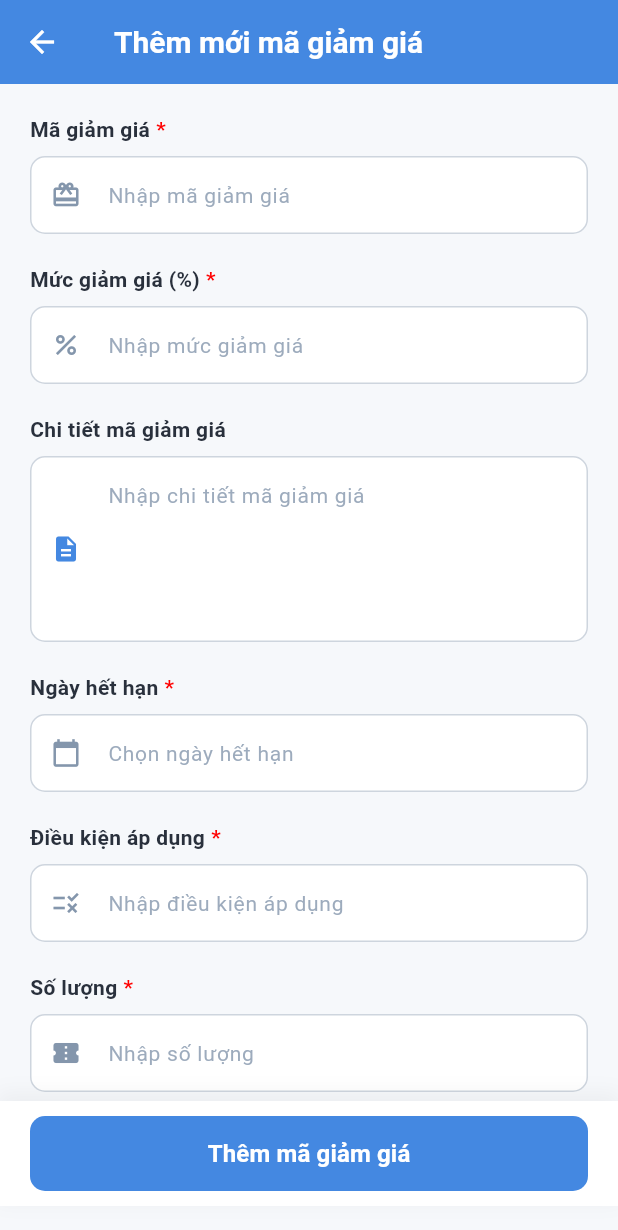
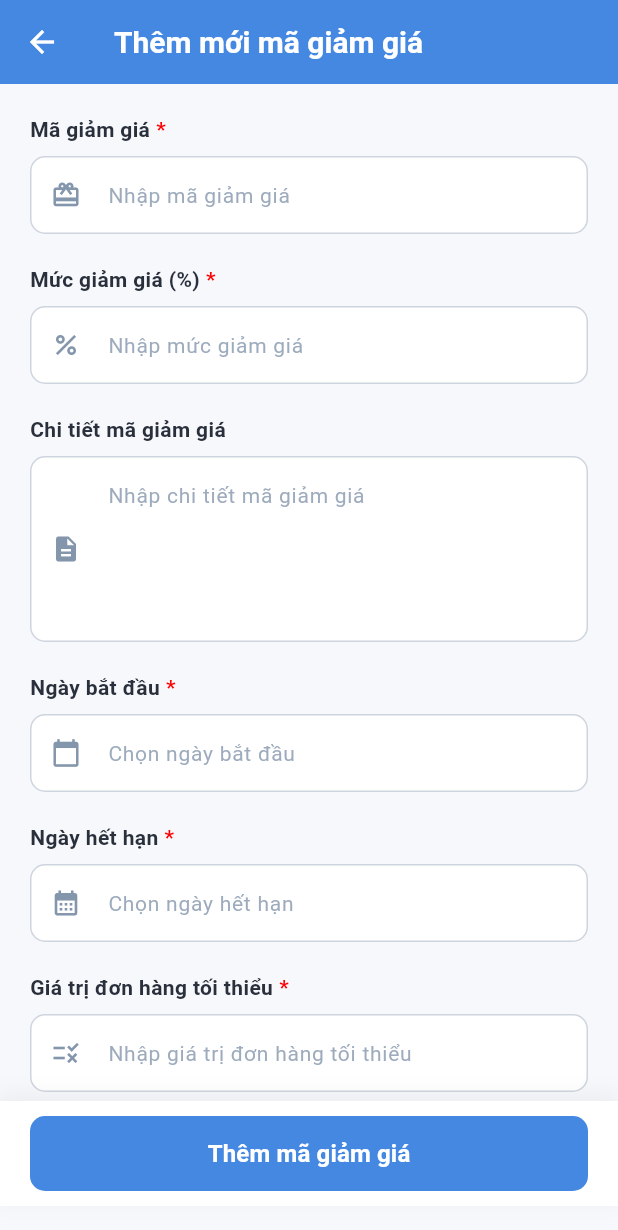
Before and after one commit to PhamVanDong2407/utshop_Admin, a Flutter app: the CreateVoucher screen opened by its route, on a phone screen of 412 x 824 dp. Shown: the top 1230 px of the screen. Run offline on Flutter 3.47's test engine with Material 3 defaults, Android fonts, the phone set to English and light mode, and no system bars; our stand-ins replace file_picker, fl_chart, flutter_dotenv, flutter_screenutil, flutter_svg, flutter_zoom_drawer and 3 more; accounts and stored records are empty; network calls fail; statements that could not run were skipped.

Commit message:
update module thêm mới vouchers

```diff
--- a/lib/View/Home/Menu/VoucherManagement/CreateVoucher/create_voucher.dart
+++ b/lib/View/Home/Menu/VoucherManagement/CreateVoucher/create_voucher.dart
@@ -36,16 +36,16 @@ class CreateVoucher extends StatelessWidget {
               _labelForm(label: "Mã giảm giá", isRequired: true),
               const SizedBox(height: 8),
               TextFormField(
+                controller: controller.codeController,
                 decoration: _customInputDecoration(
                   hintText: "Nhập mã giảm giá",
                   prefixIcon: Icons.card_giftcard,
                 ),
-                validator: (value) {
-                  if (value == null || value.isEmpty) {
-                    return 'Vui lòng nhập mã giảm giá';
-                  }
-                  return null;
-                },
+                validator:
+                    (value) =>
+                        value == null || value.isEmpty
+                            ? 'Vui lòng nhập mã giảm giá'
+                            : null,
               ),
 
               const SizedBox(height: 20),
@@ -53,6 +53,7 @@ class CreateVoucher extends StatelessWidget {
               _labelForm(label: "Mức giảm giá (%)", isRequired: true),
               const SizedBox(height: 8),
               TextFormField(
+                controller: controller.discountController,
                 keyboardType: TextInputType.number,
                 decoration: _customInputDecoration(
                   hintText: "Nhập mức giảm giá",
@@ -75,12 +76,42 @@ class CreateVoucher extends StatelessWidget {
               _labelForm(label: "Chi tiết mã giảm giá"),
               const SizedBox(height: 8),
               TextFormField(
+                controller: controller.descriptionController,
                 maxLines: 4,
                 decoration: _customInputDecoration(
                   hintText: "Nhập chi tiết mã giảm giá",
                   prefixIcon: Icons.description,
-                  iconColor: AppColor.primary,
                 ),
+              ),
+
+              const SizedBox(height: 20),
+
+              _labelForm(label: "Ngày bắt đầu", isRequired: true),
+              const SizedBox(height: 8),
+              TextFormField(
+                controller: controller.startDateController,
+                readOnly: true,
+                decoration: _customInputDecoration(
+                  hintText: "Chọn ngày bắt đầu",
+                  prefixIcon: Icons.calendar_today,
+                ),
+                onTap: () async {
+                  DateTime? pickedDate = await showDatePicker(
+                    context: context,
+                    initialDate: DateTime.now(),
+                    firstDate: DateTime(2020),
+                    lastDate: DateTime(2100),
+                  );
+                  if (pickedDate != null) {
+                    controller.startDateController.text =
+                        pickedDate.toString().split(' ')[0];
+                  }
+                },
+                validator:
+                    (value) =>
+                        value == null || value.isEmpty
+                            ? 'Vui lòng chọn ngày bắt đầu'
+                            : null,
               ),
 
               const SizedBox(height: 20),
@@ -88,10 +119,11 @@ class CreateVoucher extends StatelessWidget {
               _labelForm(label: "Ngày hết hạn", isRequired: true),
               const SizedBox(height: 8),
               TextFormField(
+                controller: controller.endDateController,
                 readOnly: true,
                 decoration: _customInputDecoration(
                   hintText: "Chọn ngày hết hạn",
-                  prefixIcon: Icons.calendar_today,
+                  prefixIcon: Icons.calendar_month,
                 ),
                 onTap: () async {
                   DateTime? pickedDate = await showDatePicker(
@@ -101,65 +133,58 @@ class CreateVoucher extends StatelessWidget {
                     lastDate: DateTime(2100),
                   );
                   if (pickedDate != null) {
-                    // Xử lý ngày được chọn
+                    controller.endDateController.text =
+                        pickedDate.toString().split(' ')[0];
                   }
                 },
-                validator: (value) {
-                  if (value == null || value.isEmpty) {
-                    return 'Vui lòng chọn ngày hết hạn';
-                  }
-                  return null;
-                },
+                validator:
+                    (value) =>
+                        value == null || value.isEmpty
+                            ? 'Vui lòng chọn ngày hết hạn'
+                            : null,
               ),
 
               const SizedBox(height: 20),
 
-              _labelForm(label: "Điều kiện áp dụng", isRequired: true),
+              _labelForm(label: "Giá trị đơn hàng tối thiểu", isRequired: true),
               const SizedBox(height: 8),
               TextFormField(
+                controller: controller.minOrderValueController,
                 keyboardType: TextInputType.number,
                 decoration: _customInputDecoration(
-                  hintText: "Nhập điều kiện áp dụng",
+                  hintText: "Nhập giá trị đơn hàng tối thiểu",
                   prefixIcon: Icons.rule,
                 ),
-                validator: (value) {
-                  if (value == null || value.isEmpty) {
-                    return 'Vui lòng nhập điều kiện áp dụng';
-                  }
-                  final number = num.tryParse(value);
-                  if (number == null || number < 0) {
-                    return 'Vui lòng nhập điều kiện áp dụng hợp lệ';
-                  }
-                  return null;
-                },
+                validator:
+                    (value) =>
+                        value == null || value.isEmpty
+                            ? 'Vui lòng nhập giá trị tối thiểu'
+                            : null,
               ),
 
               const SizedBox(height: 20),
 
-              _labelForm(label: "Số lượng", isRequired: true),
+              _labelForm(label: "Số lượng sử dụng", isRequired: true),
               const SizedBox(height: 8),
               TextFormField(
+                controller: controller.usageLimitController,
                 keyboardType: TextInputType.number,
                 decoration: _customInputDecoration(
-                  hintText: "Nhập số lượng",
+                  hintText: "Nhập số lượng giới hạn sử dụng",
                   prefixIcon: Icons.confirmation_number,
                 ),
-                validator: (value) {
-                  if (value == null || value.isEmpty) {
-                    return 'Vui lòng nhập số lượng';
-                  }
-                  final number = int.tryParse(value);
-                  if (number == null || number <= 0) {
-                    return 'Vui lòng nhập số lượng hợp lệ';
-                  }
-                  return null;
-                },
+                validator:
+                    (value) =>
+                        value == null || value.isEmpty
+                            ? 'Vui lòng nhập số lượng'
+                            : null,
               ),
             ],
           ),
         ),
       ),
-      bottomNavigationBar: Container(
+      bottomNavigationBar: Obx(() {
+        return Container(
           decoration: BoxDecoration(
             color: Colors.white,
             boxShadow: [
@@ -175,7 +200,14 @@ class CreateVoucher extends StatelessWidget {
           height: 70,
           padding: const EdgeInsets.symmetric(horizontal: 20, vertical: 10),
           child: ElevatedButton(
-          onPressed: () {},
+            onPressed:
+                controller.isLoading.value
+                    ? null
+                    : () async {
+                      if (_formKey.currentState?.validate() ?? false) {
+                        await controller.createVoucher();
+                      }
+                    },
             style: ElevatedButton.styleFrom(
               backgroundColor: AppColor.primary,
               elevation: 0,
@@ -183,7 +215,10 @@ class CreateVoucher extends StatelessWidget {
                 borderRadius: BorderRadius.circular(10.0),
               ),
             ),
-          child: const Text(
+            child:
+                controller.isLoading.value
+                    ? const CircularProgressIndicator(color: Colors.white)
+                    : const Text(
                       'Thêm mã giảm giá',
                       style: TextStyle(
                         color: Colors.white,
@@ -192,7 +227,8 @@ class CreateVoucher extends StatelessWidget {
                       ),
                     ),
           ),
-      ).paddingOnly(bottom: 20),
+        ).paddingOnly(bottom: 20);
+      }),
     );
   }
 
```
Also changed, not shown: lib/Controller/Home/Menu/VoucherManagement/CreateVoucher/create_voucher_controller.dart (+60 -7 lines). Lines whose indentation alone changed are shown as unchanged.
